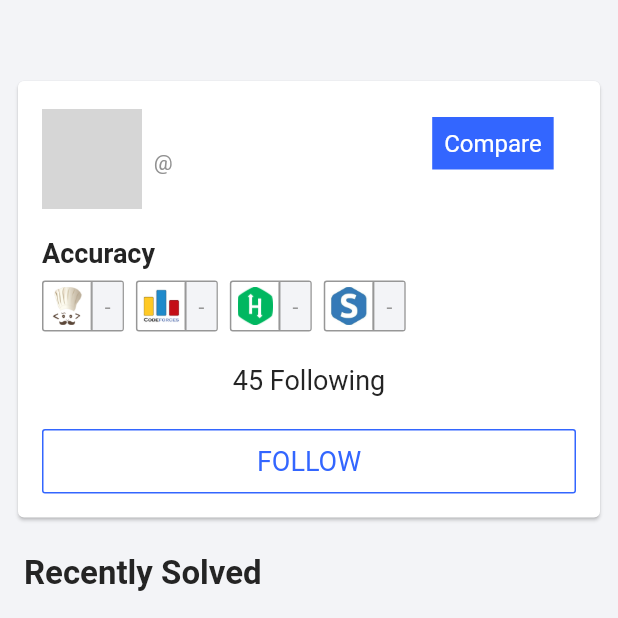
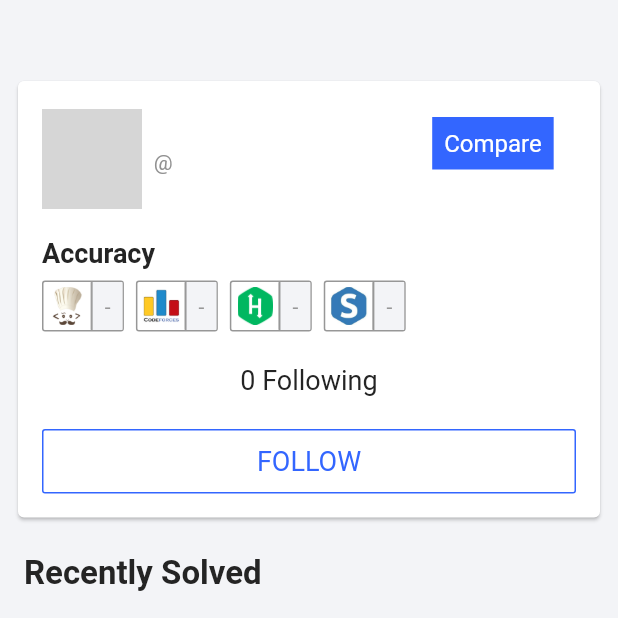
Before and after one commit to mdgspace/codephile-mobile, a Flutter app: the Profile screen opened directly with empty values, after a tap on "Compare", on a phone screen of 412 x 824 dp, the top half of it. Run offline on Flutter 3.47's test engine with Material 2 defaults, Android fonts, the phone set to English and light mode, and no system bars; our stand-ins replace flutter_local_notifications, flutter_spinkit, flutter_svg, fluttertoast, rxdart, shared_preferences; missing offline and left inert: flutter_web_browser; accounts and stored records are empty; network calls fail; project files that could hold a hidden picture were left out; grey boxes are pictures that could not be loaded.

Commit message:
feat: Add temporary logout button, implement noOfFollowing

```diff
--- a/codephile/lib/models/user.dart
+++ b/codephile/lib/models/user.dart
@@ -9,6 +9,7 @@ class User {
   Handle handle;
   String id;
   String institute;
+  int noOfFollowing;
   String picture;
   String username;
 
@@ -17,6 +18,7 @@ class User {
     this.handle,
     this.id,
     this.institute,
+    this.noOfFollowing,
     this.picture,
     this.username,
   });
@@ -26,15 +28,17 @@ class User {
     handle: Handle.fromJson(json["handle"]),
     id: json["id"],
     institute: json["institute"],
+    noOfFollowing: json["no_of_following"],
     picture: json["picture"],
     username: json["username"],
   );
 
   Map<String, dynamic> toJson() => {
-    "fullname" : fullname,
+    "fullname": fullname,
     "handle": handle.toJson(),
     "id": id,
-    "institute" : institute,
+    "institute": institute,
+    "no_of_following": noOfFollowing,
     "picture": picture,
     "username": username,
   };
--- a/codephile/lib/screens/profile/profile_card.dart
+++ b/codephile/lib/screens/profile/profile_card.dart
@@ -1,11 +1,14 @@
+import 'package:codephile/homescreen.dart';
 import 'package:codephile/models/following.dart';
 import 'package:codephile/models/user.dart';
 import 'package:codephile/resources/colors.dart';
+import 'package:codephile/screens/login/login.dart';
 import 'package:codephile/services/follow.dart';
 import 'package:codephile/services/unfollow.dart';
 import 'package:flutter/material.dart';
 import 'package:flutter/painting.dart';
 import 'package:fluttertoast/fluttertoast.dart';
+import 'package:shared_preferences/shared_preferences.dart';
 import '../../models/user_details.dart';
 import 'accuracy_tile.dart';
 
@@ -121,9 +124,6 @@ class _ProfileCardState extends State<ProfileCard>{
                                   ),
                                 ],
                               ),
-                              widget._isMyProfile?
-                              Container()
-                                  :
                               GestureDetector(
                                 child: Padding(
                                   padding: const EdgeInsets.all(8.0),
@@ -132,7 +132,7 @@ class _ProfileCardState extends State<ProfileCard>{
                                     child: Padding(
                                       padding: const EdgeInsets.all(8.0),
                                       child: Text(
-                                        "Compare",
+                                        widget._isMyProfile? "Logout":"Compare",
                                         style: TextStyle(
                                             fontSize: 16.0,
                                             color: Colors.white
@@ -142,7 +142,11 @@ class _ProfileCardState extends State<ProfileCard>{
                                   ),
                                 ),
                                 onTap: (){
-                                  //TODO: implement compare       Priority: 1
+                                  if(widget._isMyProfile){
+                                    logout();
+                                  }else{
+                                    //TODO: implement compare       Priority: 1
+                                  }
                                 },
                               ),
                             ],
@@ -198,7 +202,7 @@ class _ProfileCardState extends State<ProfileCard>{
                         child: Padding(
                           padding: const EdgeInsets.fromLTRB(8.0, 0.0, 8.0, 4.0),
                           child: Text(
-                            "45 Following",//TODO: implement following       Priority: 1
+                            "${widget._user.noOfFollowing} Following",//TODO: implement following       Priority: 1
                             style: TextStyle(
                               fontSize: 18.0,
                               color: const Color.fromRGBO(36, 36, 36, 1),
@@ -284,7 +288,6 @@ class _ProfileCardState extends State<ProfileCard>{
                 }
 
                 changeButtonAppearance();
-                //TODO: implement un-follow     Priority: 1
                 //TODO: implement load on follow/ un-follow     Priority: 2
               },
             ),
@@ -381,4 +384,15 @@ class _ProfileCardState extends State<ProfileCard>{
       });
     }
   }
+
+  void logout() async{
+    SharedPreferences prefs = await SharedPreferences.getInstance();
+    await prefs.remove("token");
+    await prefs.remove("uid");
+    Navigator.of(context).popUntil((route) => route.isFirst);
+    Navigator.pushReplacement(
+        context,
+        MaterialPageRoute(builder: (context) => LoginPage()),
+    );
+  }
 }
```
